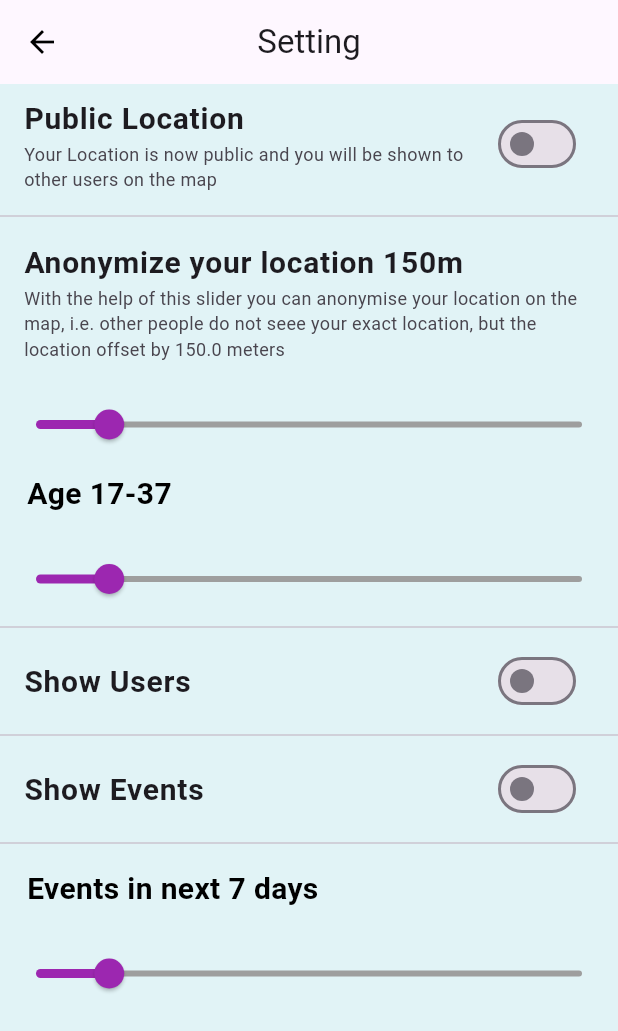
After one commit to fwdAndroid/join, a Flutter app: the Filters screen opened directly, on a phone screen of 412 x 824 dp. The commit adds this screen. Shown: the top 1031 px of the screen. Run offline on Flutter 3.47's test engine with Material 2 defaults, Android fonts, the phone set to English and light mode, and no system bars; our stand-ins replace animated_splash_screen, group_button, material_segmented_control, page_transition.

Commit message:
Noti and Filters

```diff
--- /dev/null
+++ b/lib/filters/filters.dart
@@ -0,0 +1,162 @@
+import 'package:flutter/material.dart';
+
+class Filters extends StatefulWidget {
+  const Filters({super.key});
+
+  @override
+  State<Filters> createState() => _FiltersState();
+}
+
+class _FiltersState extends State<Filters> {
+  bool _lights = false;
+  int valueHolder = 20;
+  int valueHolder1 = 14;
+  int valueHolder2 = 15;
+
+  @override
+  Widget build(BuildContext context) {
+    return Scaffold(
+      backgroundColor: Color.fromARGB(255, 225, 243, 246),
+      appBar: AppBar(
+        iconTheme: IconThemeData(color: Colors.black),
+        centerTitle: true,
+        title: Text("Setting"),
+      ),
+      body: Column(
+        crossAxisAlignment: CrossAxisAlignment.start,
+        children: [
+          SwitchListTile(
+            title: const Text(
+              'Public Location',
+              style: TextStyle(fontWeight: FontWeight.bold, fontSize: 20),
+            ),
+            subtitle: Text(
+              "Your Location is now public and you will be shown to other users on the map",
+              style: TextStyle(fontSize: 12),
+            ),
+            value: _lights,
+            onChanged: (bool value) {
+              setState(() {
+                _lights = value;
+              });
+            },
+          ),
+          Divider(),
+          ListTile(
+            title: Text(
+              "Anonymize your location 150m",
+              style: TextStyle(fontWeight: FontWeight.bold, fontSize: 20),
+            ),
+            subtitle: Text(
+              "With the help of this slider you can anonymise your location on the map, i.e. other people do not seee your exact location, but the location offset by 150.0 meters",
+              style: TextStyle(fontSize: 12),
+            ),
+          ),
+          Container(
+              margin: EdgeInsets.fromLTRB(0, 10, 0, 0),
+              child: Slider(
+                  value: valueHolder.toDouble(),
+                  min: 1,
+                  max: 150,
+                  divisions: 100,
+                  activeColor: Colors.purple,
+                  inactiveColor: Colors.grey,
+                  label: '${valueHolder.round()}',
+                  onChanged: (double newValue) {
+                    setState(() {
+                      valueHolder = newValue.round();
+                    });
+                  },
+                  semanticFormatterCallback: (double newValue) {
+                    return '${newValue.round()}';
+                  })),
+          Container(
+            margin: EdgeInsets.only(left: 10),
+            padding: const EdgeInsets.all(8.0),
+            child: Text(
+              "Age 17-37",
+              style: TextStyle(
+                  color: Colors.black,
+                  fontWeight: FontWeight.bold,
+                  fontSize: 20),
+            ),
+          ),
+          Container(
+              margin: EdgeInsets.fromLTRB(0, 10, 0, 0),
+              child: Slider(
+                  value: valueHolder.toDouble(),
+                  min: 1,
+                  max: 150,
+                  divisions: 100,
+                  activeColor: Colors.purple,
+                  inactiveColor: Colors.grey,
+                  label: '${valueHolder.round()}',
+                  onChanged: (double newValue) {
+                    setState(() {
+                      valueHolder = newValue.round();
+                    });
+                  },
+                  semanticFormatterCallback: (double newValue) {
+                    return '${newValue.round()}';
+                  })),
+          Divider(),
+          SwitchListTile(
+            title: const Text(
+              'Show Users',
+              style: TextStyle(fontWeight: FontWeight.bold, fontSize: 20),
+            ),
+            value: _lights,
+            onChanged: (bool value) {
+              setState(() {
+                _lights = value;
+              });
+            },
+          ),
+          Divider(),
+          SwitchListTile(
+            title: const Text(
+              'Show Events',
+              style: TextStyle(fontWeight: FontWeight.bold, fontSize: 20),
+            ),
+            value: _lights,
+            onChanged: (bool value) {
+              setState(() {
+                _lights = value;
+              });
+            },
+          ),
+          Divider(),
+          Container(
+            margin: EdgeInsets.only(left: 10),
+            padding: const EdgeInsets.all(8.0),
+            child: Text(
+              "Events in next 7 days",
+              style: TextStyle(
+                  color: Colors.black,
+                  fontWeight: FontWeight.bold,
+                  fontSize: 20),
+            ),
+          ),
+          Container(
+              margin: EdgeInsets.fromLTRB(0, 10, 0, 0),
+              child: Slider(
+                  value: valueHolder.toDouble(),
+                  min: 1,
+                  max: 150,
+                  divisions: 100,
+                  activeColor: Colors.purple,
+                  inactiveColor: Colors.grey,
+                  label: '${valueHolder.round()}',
+                  onChanged: (double newValue) {
+                    setState(() {
+                      valueHolder = newValue.round();
+                    });
+                  },
+                  semanticFormatterCallback: (double newValue) {
+                    return '${newValue.round()}';
+                  })),
+        ],
+      ),
+    );
+  }
+}
```
Also changed, not shown: lib/main/dashboard_pages/welcome_page.dart (+6 -4 lines), lib/notification/notiy.dart (added, +92 -0 lines), assets/main.png (added).
